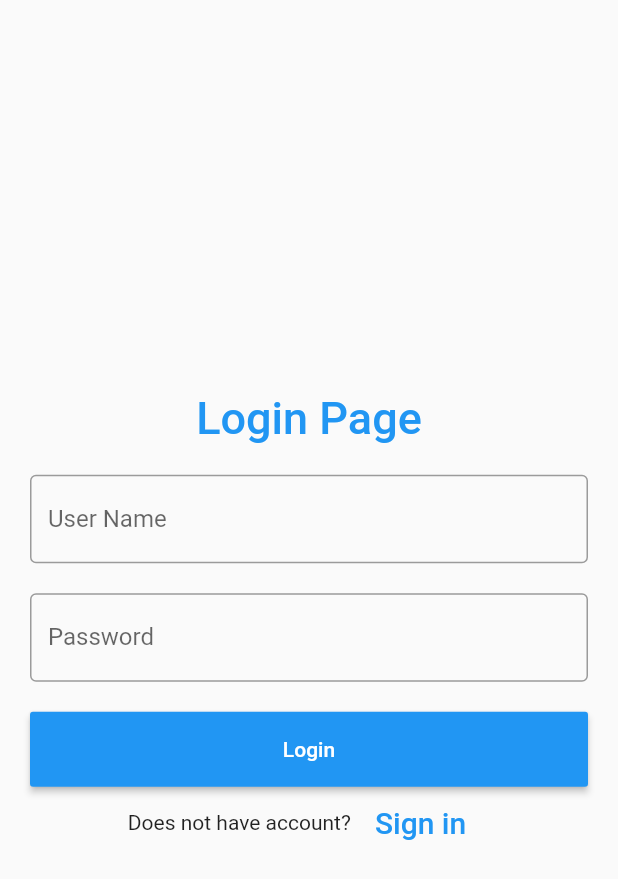
After one commit to danudevphoton/pocctflutter, a Flutter app: the LoginPage screen opened directly, on a phone screen of 412 x 824 dp. The commit adds this screen. Shown: the top 879 px of the screen. Run offline on Flutter 3.47's test engine with Material 2 defaults, Android fonts, the phone set to English and light mode, and no system bars.

Commit message:
create login page UI

```diff
--- a/lib/main.dart
+++ b/lib/main.dart
@@ -1,5 +1,7 @@
 import 'package:flutter/material.dart';
 import 'package:flutter_application_3/page/home_page.dart';
+import 'package:flutter_application_3/page/login_page.dart';
+import 'package:flutter_application_3/provider/login_provider.dart';
 import 'package:provider/provider.dart';
 
 import 'provider/provider_tes.dart';
@@ -7,6 +9,7 @@ import 'provider/provider_tes.dart';
 void main() {
   runApp(MultiProvider(providers: [
     ChangeNotifierProvider<TesProvider>(create: (_) => TesProvider()),
+    ChangeNotifierProvider<LoginProvider>(create: (_) => LoginProvider()),
   ], child: MyApp()));
 }
 
@@ -33,6 +36,8 @@ class MyApp extends StatelessWidget {
         visualDensity: VisualDensity.adaptivePlatformDensity,
       ),
       home: HomePage(),
+      debugShowCheckedModeBanner: false,
+      // home: LoginPage(),
     );
   }
 }
--- /dev/null
+++ b/lib/page/login_page.dart
@@ -0,0 +1,101 @@
+import 'package:flutter/material.dart';
+import 'package:flutter_application_3/provider/login_provider.dart';
+import 'package:flutter_application_3/provider/provider_tes.dart';
+import 'package:provider/provider.dart';
+
+
+class LoginPage extends StatefulWidget {
+
+  @override
+  State<StatefulWidget> createState() => new _State();
+}
+
+class _State extends State<LoginPage> {
+  TextEditingController nameController = TextEditingController();
+  TextEditingController passwordController = TextEditingController();
+
+  @override
+  Widget build(BuildContext context) {
+    return Consumer<LoginProvider>(
+      builder:(context, provider, child){
+      return Scaffold(
+          body: Column(
+            mainAxisAlignment: MainAxisAlignment.center,
+            crossAxisAlignment: CrossAxisAlignment.center,
+            children: [
+              Padding(
+                  padding: EdgeInsets.all(10),
+                  child: ListView(
+                    scrollDirection: Axis.vertical,
+                    shrinkWrap: true,
+                    children: <Widget>[
+                      Container(
+                          alignment: Alignment.center,
+                          padding: EdgeInsets.all(10),
+                          child: Text(
+                            'Login Page',
+                            style: TextStyle(
+                                color: Colors.blue,
+                                fontWeight: FontWeight.w500,
+                                fontSize: 30),
+                          )),
+                      Container(
+                        padding: EdgeInsets.all(10),
+                        child: TextField(
+                          controller: nameController,
+                          decoration: InputDecoration(
+                            border: OutlineInputBorder(),
+                            labelText: 'User Name',
+                          ),
+                        ),
+                      ),
+                      Container(
+                        padding: EdgeInsets.fromLTRB(10, 10, 10, 0),
+                        child: TextField(
+                          obscureText: true,
+                          controller: passwordController,
+                          decoration: InputDecoration(
+                            border: OutlineInputBorder(),
+                            labelText: 'Password',
+                          ),
+                        ),
+                      ),
+
+                      Container(
+                          height: 50,
+                          margin: EdgeInsets.only(top: 20),
+                          padding: EdgeInsets.fromLTRB(10, 0, 10, 0),
+                          child: RaisedButton(
+                            textColor: Colors.white,
+                            color: Colors.blue,
+                            child: Text('Login'),
+                            onPressed: () {
+                              provider.login(nameController.text, passwordController.text);
+                            },
+                          )),
+                      Container(
+                          child: Row(
+                            children: <Widget>[
+                              Text('Does not have account?'),
+                              FlatButton(
+                                textColor: Colors.blue,
+                                child: Text(
+                                  'Sign in',
+                                  style: TextStyle(fontSize: 20),
+                                ),
+                                onPressed: () {
+                                  //signup screen
+                                },
+                              )
+                            ],
+                            mainAxisAlignment: MainAxisAlignment.center,
+                          ))
+                    ],
+                  )),
+            ],
+          ));
+
+      }
+    );
+  }
+}
--- /dev/null
+++ b/lib/provider/login_provider.dart
@@ -0,0 +1,18 @@
+import 'package:flutter/cupertino.dart';
+
+class LoginProvider extends ChangeNotifier {
+  /// Internal, private state of the cart.
+  String userName;
+  String password;
+  String accessToken = "";
+
+
+  void login(String userName, String password) {
+    userName = userName;
+    password = password;
+    // This call tells the widgets that are listening to this model to rebuild.
+    notifyListeners();
+
+    print('userName + password'+userName + password);
+  }
+}
```
Also changed, not shown: 1 other file.
